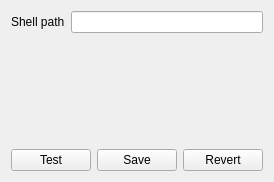
This is LocalTransportConfigWidget.ui in matthewg42/Gnostic as Qt 5 draws it before an edit. The edited form follows.
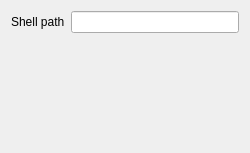
This is the edited form.

The edit to the form file:
```diff
--- a/LocalTransportConfigWidget.ui
+++ b/LocalTransportConfigWidget.ui
@@ -6,8 +6,8 @@
    <rect>
     <x>0</x>
     <y>0</y>
-    <width>269</width>
-    <height>182</height>
+    <width>250</width>
+    <height>153</height>
    </rect>
   </property>
   <property name="windowTitle">
@@ -41,31 +41,6 @@
      </property>
     </spacer>
    </item>
-   <item>
-    <layout class="QHBoxLayout" name="horizontalLayout">
-     <item>
-      <widget class="QPushButton" name="testButton">
-       <property name="text">
-        <string>Test</string>
-       </property>
-      </widget>
-     </item>
-     <item>
-      <widget class="QPushButton" name="saveButton">
-       <property name="text">
-        <string>Save</string>
-       </property>
-      </widget>
-     </item>
-     <item>
-      <widget class="QPushButton" name="revertButton">
-       <property name="text">
-        <string>Revert</string>
-       </property>
-      </widget>
-     </item>
-    </layout>
-   </item>
   </layout>
  </widget>
  <resources/>
```
